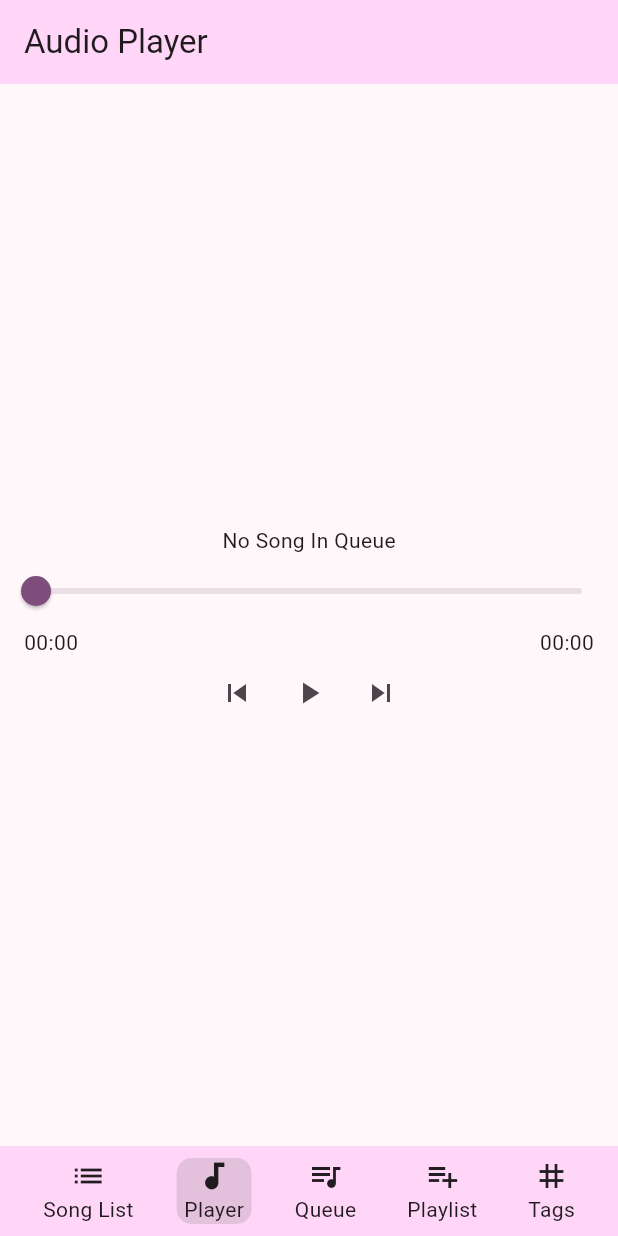
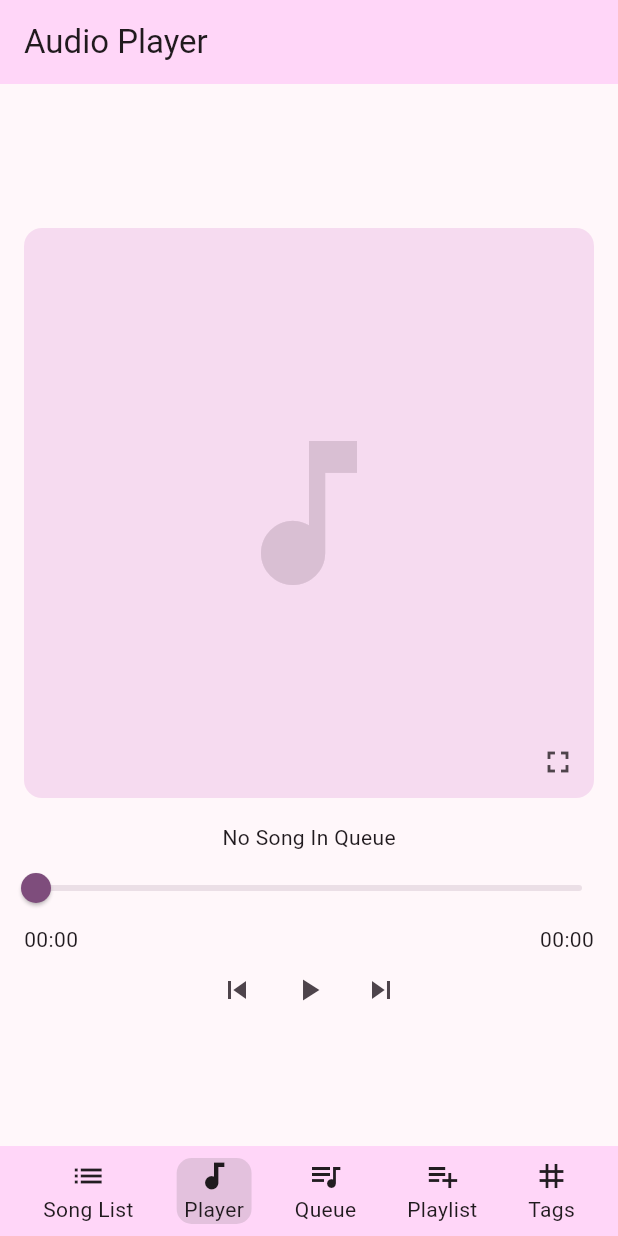
Before and after one commit to OnlyTravis/CustomPlayer_mobileapp, a Flutter app: the screen it shows after launch, on a phone screen of 412 x 824 dp. Run offline on Flutter 3.47's test engine with Material 3 defaults, Android fonts, the phone set to English and light mode, and no system bars; our stand-ins replace audio_service, just_audio, permission_handler, rxdart, sqflite, video_player; accounts and stored records are empty; statements that could not run were skipped.

```diff
--- a/lib/main.dart
+++ b/lib/main.dart
@@ -54,7 +54,8 @@ class SongPlayerApp extends StatelessWidget with WidgetsBindingObserver {
 class AppNavigationWrap extends StatefulWidget {
   final Widget child;
   final String page_name;
-  const AppNavigationWrap({super.key, required this.page_name, required this.child});
+  final EdgeInsetsGeometry? padding;
+  const AppNavigationWrap({super.key, required this.page_name, required this.child, this.padding});
 
   @override
   State<AppNavigationWrap> createState() => _AppNavigationWrapState();
@@ -83,7 +84,8 @@ class _AppNavigationWrapState extends State<AppNavigationWrap> {
       body: Column(
         children: [
           Expanded(
-            child: SizedBox(
+            child: Container(
+              padding: widget.padding,
               width: double.infinity,
               child: widget.child,
             )
--- a/lib/pages/player.dart
+++ b/lib/pages/player.dart
@@ -2,6 +2,7 @@ import 'package:flutter/material.dart';
 
 import 'package:song_player/code/audio_handler.dart';
 import 'package:song_player/main.dart';
+import 'package:song_player/pages/fullscreen.dart';
 import 'package:video_player/video_player.dart';
 
 String toTimeFormat(Duration duration) {
@@ -21,6 +22,13 @@ class PlayerPage extends StatefulWidget {
 }
 
 class _PlayerPageState extends State<PlayerPage> {
+
+  void button_toFullScreen() {
+    Navigator.of(context).push(
+      MaterialPageRoute(builder: (context) => FullScreenVideo())
+    );
+  }
+
   @override
   void initState() {
     audio_handler.queue.listen((queue) {
@@ -49,15 +57,42 @@ class _PlayerPageState extends State<PlayerPage> {
   }
 
   Widget _mediaPlayer() {
-    return Container(
-      color: Theme.of(context).colorScheme.surfaceContainerLow,
-      margin: EdgeInsets.all(8),
-      child: audio_handler.video_controller.value.isInitialized
-      ? AspectRatio(
-          aspectRatio: audio_handler.video_controller.value.aspectRatio,
-          child: VideoPlayer(audio_handler.video_controller),
+    return AspectRatio(
+      aspectRatio: 1,
+      child: Container(
+        margin: EdgeInsets.all(16),
+        decoration: BoxDecoration(
+          color: Theme.of(context).colorScheme.secondaryContainer,
+          borderRadius: BorderRadius.all(Radius.circular(12))
+        ),
+        child: Stack(
+          children: [
+            Center(
+              child: audio_handler.is_playing_video
+                ? AspectRatio(
+                    aspectRatio: audio_handler.video_controller.value.aspectRatio,
+                    child: VideoPlayer(audio_handler.video_controller),
+                  )
+                : Icon(
+                    Icons.music_note,
+                    color: Theme.of(context).colorScheme.secondaryFixedDim,
+                    size: 128,
+                  ),
+            ),
+            Row(
+              mainAxisAlignment: MainAxisAlignment.end,
+              crossAxisAlignment: CrossAxisAlignment.end,
+              children: [
+                SizedBox(height: double.infinity,),
+                IconButton(
+                  onPressed: button_toFullScreen,
+                  icon: Icon(Icons.fullscreen)
+                )
+              ],
+            ),
+          ],
         )
-      : Container(),
+      ),
     );
   }
 
```
Also changed, not shown: lib/code/audio_handler.dart (+9 -5 lines), lib/pages/fullscreen.dart (added, +40 -0 lines), lib/pages/song_list.dart (+5 -5 lines), pubspec.lock.
